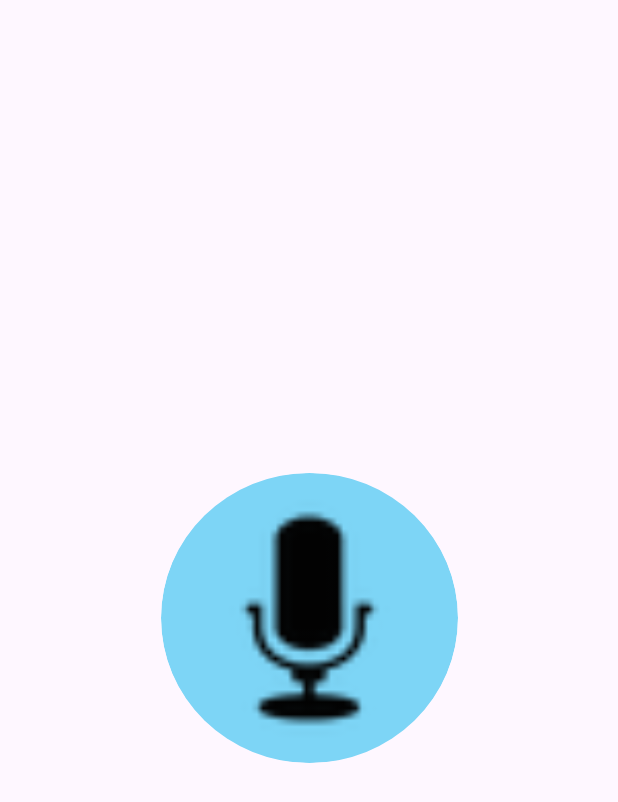
After one commit to carlosfloresmartinez1993/RespiApp1, an Android app: the Monitoreo screen opened directly, with no data from a screen before it, on a phone screen of 412 x 824 dp. The commit adds this screen. Shown: the top 802 px of the screen. Run offline under Robolectric (Android 15) with nearby library versions, the phone set to English and light mode, and no system bars.

Commit message:
boton grabar

```diff
--- a/app/build.gradle
+++ b/app/build.gradle
@@ -39,5 +39,7 @@ dependencies {
     androidTestImplementation libs.espresso.core
     //libreria para animaciones
     implementation 'com.airbnb.android:lottie:3.0.1'
+    //libreria para boton redondo
+    implementation 'com.google.android.material:material:1.12.0'
 
 }
--- a/app/src/main/AndroidManifest.xml
+++ b/app/src/main/AndroidManifest.xml
@@ -13,9 +13,11 @@
         android:theme="@style/Theme.RespiApp1"
         tools:targetApi="31">
         <activity
+            android:name=".Monitoreo"
+            android:exported="false" />
+        <activity
             android:name=".MenuPrincipal"
             android:exported="false" />
-
         <activity
             android:name=".RegistroActivity2"
             android:exported="true">
--- /dev/null
+++ b/app/src/main/java/com/carlosflores/respiapp1/Monitoreo.java
@@ -0,0 +1,24 @@
+package com.carlosflores.respiapp1;
+
+import android.os.Bundle;
+
+import androidx.activity.EdgeToEdge;
+import androidx.appcompat.app.AppCompatActivity;
+import androidx.core.graphics.Insets;
+import androidx.core.view.ViewCompat;
+import androidx.core.view.WindowInsetsCompat;
+
+public class Monitoreo extends AppCompatActivity {
+
+    @Override
+    protected void onCreate(Bundle savedInstanceState) {
+        super.onCreate(savedInstanceState);
+        EdgeToEdge.enable(this);
+        setContentView(R.layout.activity_monitoreo);
+        ViewCompat.setOnApplyWindowInsetsListener(findViewById(R.id.main), (v, insets) -> {
+            Insets systemBars = insets.getInsets(WindowInsetsCompat.Type.systemBars());
+            v.setPadding(systemBars.left, systemBars.top, systemBars.right, systemBars.bottom);
+            return insets;
+        });
+    }
+}
--- /dev/null
+++ b/app/src/main/res/drawable/btn_circular_background.xml
@@ -0,0 +1,5 @@
+<?xml version="1.0" encoding="utf-8"?>
+<shape xmlns:android="http://schemas.android.com/apk/res/android"
+    android:shape="oval">
+    <solid android:color="#7dd5f6"/>
+</shape>
--- /dev/null
+++ b/app/src/main/res/layout/activity_monitoreo.xml
@@ -0,0 +1,26 @@
+<?xml version="1.0" encoding="utf-8"?>
+<androidx.constraintlayout.widget.ConstraintLayout xmlns:android="http://schemas.android.com/apk/res/android"
+    xmlns:app="http://schemas.android.com/apk/res-auto"
+    xmlns:tools="http://schemas.android.com/tools"
+    android:id="@+id/main"
+    android:layout_width="match_parent"
+    android:layout_height="match_parent"
+    tools:context=".Monitoreo">
+
+    <com.google.android.material.imageview.ShapeableImageView
+        android:id="@+id/imageButton2"
+        android:layout_width="198dp"
+        android:layout_height="193dp"
+        android:background="@drawable/btn_circular_background"
+        android:backgroundTint="#7dd5f6"
+        android:clickable="true"
+        android:focusable="true"
+        android:scaleType="centerCrop"
+        android:tint="#020202"
+        app:layout_constraintBottom_toBottomOf="parent"
+        app:layout_constraintEnd_toEndOf="parent"
+        app:layout_constraintStart_toStartOf="parent"
+        app:layout_constraintTop_toTopOf="parent"
+        app:shapeAppearanceOverlay="@style/CircularImageShape"
+        app:srcCompat="@android:drawable/ic_btn_speak_now" />
+</androidx.constraintlayout.widget.ConstraintLayout>
--- a/app/src/main/res/layout/activity_registro2.xml
+++ b/app/src/main/res/layout/activity_registro2.xml
@@ -56,7 +56,7 @@
         android:fontFamily="sans-serif-black"
         android:text="¿Cómo te llamas?"
         android:textSize="30sp"
-        app:layout_constraintBottom_toTopOf="@+id/button"
+        app:layout_constraintBottom_toTopOf="@+id/buttonContinuar"
         app:layout_constraintEnd_toEndOf="parent"
         app:layout_constraintHorizontal_bias="0.534"
         app:layout_constraintStart_toStartOf="parent"
@@ -71,7 +71,7 @@
         android:fontFamily="sans-serif-black"
         android:text="¿Qué edad tienes?"
         android:textSize="30sp"
-        app:layout_constraintBottom_toTopOf="@+id/button"
+        app:layout_constraintBottom_toTopOf="@+id/buttonContinuar"
         app:layout_constraintEnd_toEndOf="parent"
         app:layout_constraintHorizontal_bias="0.558"
         app:layout_constraintStart_toStartOf="parent"
@@ -99,7 +99,7 @@
     <com.google.android.material.textfield.TextInputLayout
         android:layout_width="200dp"
         android:layout_height="wrap_content"
-        app:layout_constraintBottom_toTopOf="@+id/button"
+        app:layout_constraintBottom_toTopOf="@+id/buttonContinuar"
         app:layout_constraintEnd_toEndOf="parent"
         app:layout_constraintStart_toStartOf="parent"
         app:layout_constraintTop_toBottomOf="@+id/edad">
--- /dev/null
+++ b/app/src/main/res/values/styles.xml
@@ -0,0 +1,7 @@
+<?xml version="1.0" encoding="utf-8"?>
+<resources>
+    <style name="CircularImageShape">
+        <item name="cornerFamily">rounded</item>
+        <item name="cornerSize">50%</item> <!-- Esto lo hace perfectamente circular -->
+    </style>
+</resources>
```
